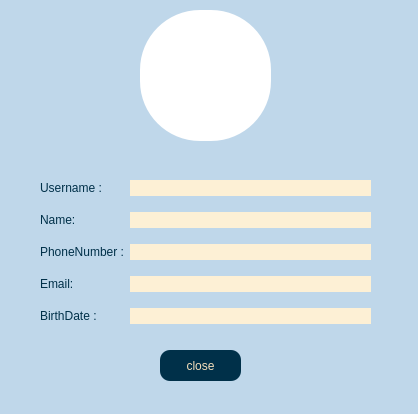
Before: the Qt Designer form client/profile.ui in AP-projects-4001/jan-ghahve, drawn with Qt 5.
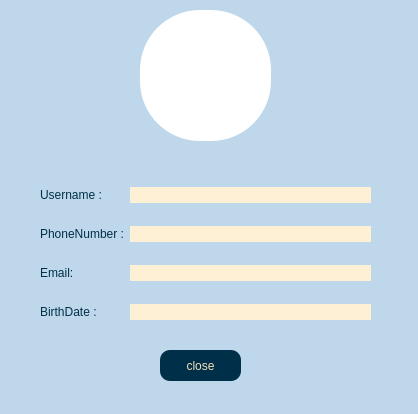
After: the same form once the commit is applied.

Commit message: "Name" removed from profile.ui and setting.ui

Patch:
```diff
--- a/client/profile.ui
+++ b/client/profile.ui
@@ -28,27 +28,6 @@
    </property>
    <layout class="QGridLayout" name="gridLayout">
     <item row="2" column="0">
-     <widget class="QLabel" name="lbl_phonenum">
-      <property name="styleSheet">
-       <string notr="true">color:rgb(0, 48, 73);</string>
-      </property>
-      <property name="text">
-       <string>PhoneNumber :</string>
-      </property>
-     </widget>
-    </item>
-    <item row="4" column="1">
-     <widget class="QLineEdit" name="led_birth">
-      <property name="styleSheet">
-       <string notr="true">background-color:rgb(253, 240, 213);
-border-radius: 10%;</string>
-      </property>
-      <property name="readOnly">
-       <bool>true</bool>
-      </property>
-     </widget>
-    </item>
-    <item row="3" column="0">
      <widget class="QLabel" name="lbl_email">
       <property name="styleSheet">
        <string notr="true">color:rgb(0, 48, 73);</string>
@@ -58,7 +37,7 @@
       </property>
      </widget>
     </item>
-    <item row="4" column="0">
+    <item row="3" column="0">
      <widget class="QLabel" name="lbl_birth">
       <property name="styleSheet">
        <string notr="true">color:rgb(0, 48, 73);</string>
@@ -68,28 +47,7 @@
       </property>
      </widget>
     </item>
-    <item row="0" column="0">
-     <widget class="QLabel" name="lbl_username">
-      <property name="styleSheet">
-       <string notr="true">color:rgb(0, 48, 73);</string>
-      </property>
-      <property name="text">
-       <string>Username :</string>
-      </property>
-     </widget>
-    </item>
     <item row="2" column="1">
-     <widget class="QLineEdit" name="led_phonenum">
-      <property name="styleSheet">
-       <string notr="true">background-color:rgb(253, 240, 213);
-border-radius: 10%;</string>
-      </property>
-      <property name="readOnly">
-       <bool>true</bool>
-      </property>
-     </widget>
-    </item>
-    <item row="3" column="1">
      <widget class="QLineEdit" name="led_email">
       <property name="styleSheet">
        <string notr="true">background-color:rgb(253, 240, 213);
@@ -100,16 +58,6 @@
       </property>
      </widget>
     </item>
-    <item row="1" column="0">
-     <widget class="QLabel" name="lbl_name">
-      <property name="styleSheet">
-       <string notr="true">color:rgb(0, 48, 73);</string>
-      </property>
-      <property name="text">
-       <string>Name:</string>
-      </property>
-     </widget>
-    </item>
     <item row="0" column="1">
      <widget class="QLineEdit" name="led_username">
       <property name="styleSheet">
@@ -121,8 +69,39 @@
       </property>
      </widget>
     </item>
+    <item row="1" column="0">
+     <widget class="QLabel" name="lbl_phonenum">
+      <property name="styleSheet">
+       <string notr="true">color:rgb(0, 48, 73);</string>
+      </property>
+      <property name="text">
+       <string>PhoneNumber :</string>
+      </property>
+     </widget>
+    </item>
     <item row="1" column="1">
-     <widget class="QLineEdit" name="led_name">
+     <widget class="QLineEdit" name="led_phonenum">
+      <property name="styleSheet">
+       <string notr="true">background-color:rgb(253, 240, 213);
+border-radius: 10%;</string>
+      </property>
+      <property name="readOnly">
+       <bool>true</bool>
+      </property>
+     </widget>
+    </item>
+    <item row="0" column="0">
+     <widget class="QLabel" name="0">
+      <property name="styleSheet">
+       <string notr="true">color:rgb(0, 48, 73);</string>
+      </property>
+      <property name="text">
+       <string>Username :</string>
+      </property>
+     </widget>
+    </item>
+    <item row="3" column="1">
+     <widget class="QLineEdit" name="led_birth">
       <property name="styleSheet">
        <string notr="true">background-color:rgb(253, 240, 213);
 border-radius: 10%;</string>
```
The commit also changes 1 other file.
